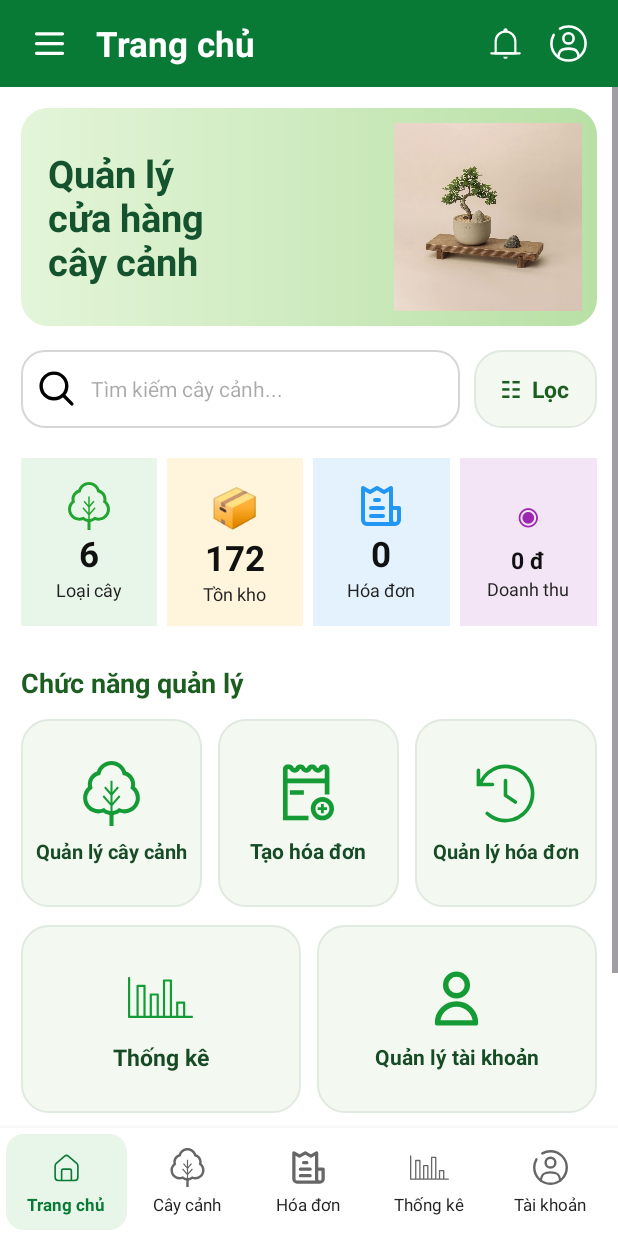
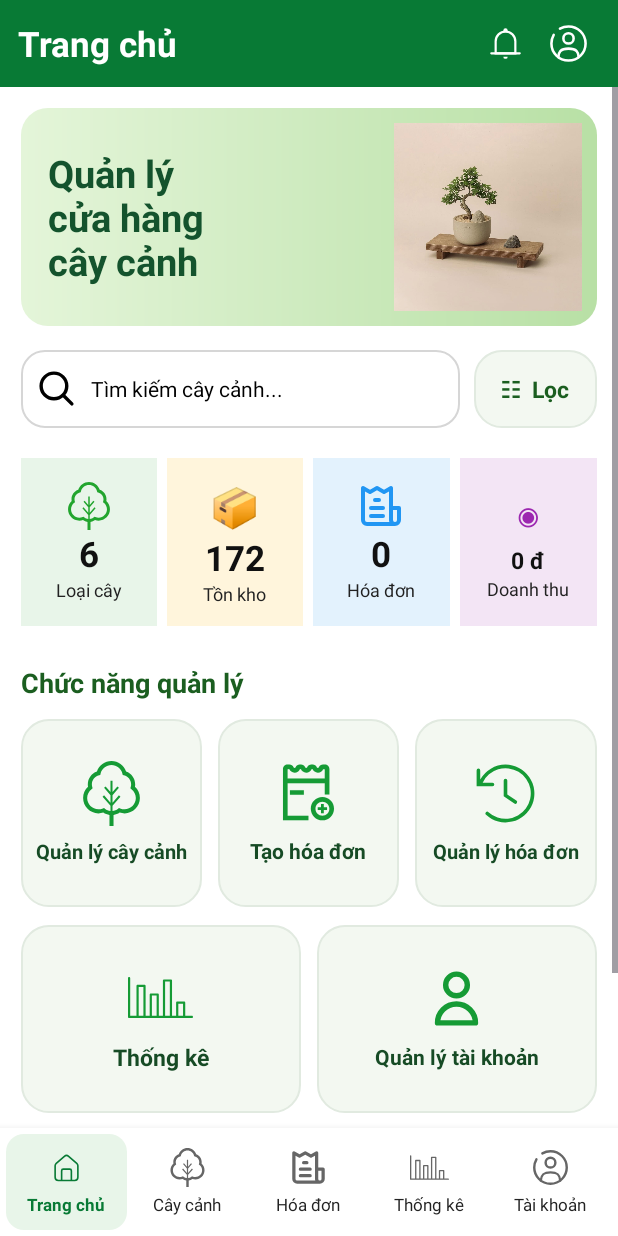
Before and after one commit to cocngk/QuanLyCayCanh, an Android app: the MainActivity screen opened directly, with no data from a screen before it, on a phone screen of 412 x 824 dp. Run offline under Robolectric (Android 15) with nearby library versions, the phone set to English and light mode, and no system bars.

Commit message:
ui: remove hamburger and darken input hints

```diff
--- a/app/src/main/java/com/example/btl/MainActivity.java
+++ b/app/src/main/java/com/example/btl/MainActivity.java
@@ -8,7 +8,6 @@ import android.widget.EditText;
 import android.view.inputmethod.EditorInfo;
 import android.widget.LinearLayout;
 import android.widget.TextView;
-import android.widget.Toast;
 
 import androidx.appcompat.app.AppCompatActivity;
 
@@ -22,7 +21,7 @@ public class MainActivity extends AppCompatActivity {
     private LinearLayout btnManageAccount;
     private LinearLayout btnPlants, btnCreateBill, btnBills;
 
-    private ImageView btnNotification, btnAccount, btnMenu;
+    private ImageView btnNotification, btnAccount;
     private PlantDatabase plantDatabase;
     private InvoiceDatabase invoiceDatabase;
     private final Locale vietnamese = new Locale("vi", "VN");
@@ -46,7 +45,6 @@ public class MainActivity extends AppCompatActivity {
 
         btnNotification = findViewById(R.id.btnNotification);
         btnAccount = findViewById(R.id.btnAccount);
-        btnMenu = findViewById(R.id.btnMenu);
 
         // MỞ TRANG THỐNG KÊ
         btnStats.setOnClickListener(v -> openStatistics());
@@ -59,15 +57,6 @@ public class MainActivity extends AppCompatActivity {
         btnNotification.setOnClickListener(v -> {
             Intent intent = new Intent(MainActivity.this, Notification.class);
             startActivity(intent);
-        });
-
-        // MENU
-        btnMenu.setOnClickListener(v -> {
-            Toast.makeText(
-                    MainActivity.this,
-                    "Chức năng menu",
-                    Toast.LENGTH_SHORT
-            ).show();
         });
 
         // CÂY CẢNH
--- a/app/src/main/res/layout/activity_create_invoice.xml
+++ b/app/src/main/res/layout/activity_create_invoice.xml
@@ -82,7 +82,7 @@
                         android:paddingHorizontal="12dp"
                         android:singleLine="true"
                         android:textColor="@color/text_primary"
-                        android:textColorHint="@color/text_secondary" />
+                        android:textColorHint="@color/black" />
 
                     <EditText
                         android:id="@+id/etCustomerPhone"
@@ -94,7 +94,7 @@
                         android:paddingHorizontal="12dp"
                         android:singleLine="true"
                         android:textColor="@color/text_primary"
-                        android:textColorHint="@color/text_secondary" />
+                        android:textColorHint="@color/black" />
                 </LinearLayout>
             </com.google.android.material.card.MaterialCardView>
 
@@ -141,7 +141,7 @@
                             android:paddingHorizontal="12dp"
                             android:singleLine="true"
                             android:textColor="@color/text_primary"
-                            android:textColorHint="@color/text_secondary" />
+                            android:textColorHint="@color/black" />
 
                         <com.google.android.material.button.MaterialButton
                             android:id="@+id/btnFilterPlants"
--- a/app/src/main/res/layout/activity_invoice_management.xml
+++ b/app/src/main/res/layout/activity_invoice_management.xml
@@ -113,7 +113,7 @@
                 android:paddingHorizontal="14dp"
                 android:singleLine="true"
                 android:textColor="@color/text_primary"
-                android:textColorHint="@color/text_secondary" />
+                android:textColorHint="@color/black" />
 
             <HorizontalScrollView
                 android:layout_width="match_parent"
--- a/app/src/main/res/layout/activity_main.xml
+++ b/app/src/main/res/layout/activity_main.xml
@@ -15,20 +15,10 @@
         android:background="#087A35"
         android:paddingHorizontal="12dp">
 
-        <ImageView
-            android:id="@+id/btnMenu"
-            android:layout_width="42dp"
-            android:layout_height="42dp"
-            android:padding="8dp"
-            android:src="@drawable/ic_menu"
-            android:tint="#FFFFFF"
-            android:contentDescription="Menu"/>
-
         <TextView
             android:layout_width="0dp"
             android:layout_height="wrap_content"
             android:layout_weight="1"
-            android:layout_marginStart="10dp"
             android:text="Trang chủ"
             android:textColor="#FFFFFF"
             android:textSize="23sp"
--- a/app/src/main/res/layout/activity_plant_management.xml
+++ b/app/src/main/res/layout/activity_plant_management.xml
@@ -35,7 +35,7 @@
             android:layout_marginStart="10dp" android:background="@android:color/transparent"
             android:singleLine="true" android:hint="Tìm kiếm cây cảnh..."
             android:textSize="14sp" android:textColor="@color/text_primary"
-            android:textColorHint="@color/text_secondary"
+            android:textColorHint="@color/black"
             android:inputType="textCapSentences" />
     </LinearLayout>
 
--- a/app/src/main/res/values-night/themes.xml
+++ b/app/src/main/res/values-night/themes.xml
@@ -4,6 +4,7 @@
         <item name="colorPrimary">@color/green_primary</item>
         <item name="colorOnPrimary">@color/white</item>
         <item name="colorSecondary">@color/green_primary</item>
+        <item name="android:textColorHint">@color/black</item>
 
         <!-- Customize your dark theme here. -->
         <!-- <item name="colorPrimary">@color/my_dark_primary</item> -->
--- a/app/src/main/res/values/themes.xml
+++ b/app/src/main/res/values/themes.xml
@@ -4,6 +4,7 @@
         <item name="colorPrimary">@color/green_primary</item>
         <item name="colorOnPrimary">@color/white</item>
         <item name="colorSecondary">@color/green_primary</item>
+        <item name="android:textColorHint">@color/black</item>
 
         <!-- Customize your light theme here. -->
         <!-- <item name="colorPrimary">@color/my_light_primary</item> -->
```
Also changed, not shown: app/src/main/res/layout/activity_add_edit_plant.xml (+4 -4 lines), app/src/main/res/layout/activity_statistics.xml (+0 -8 lines).
